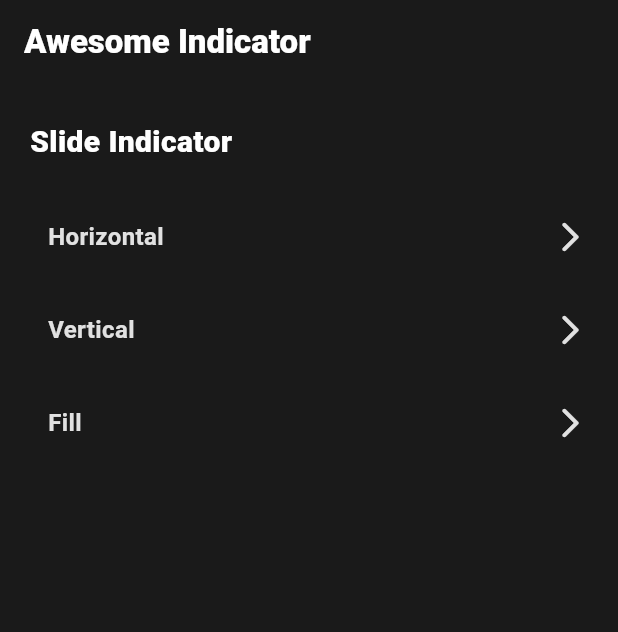
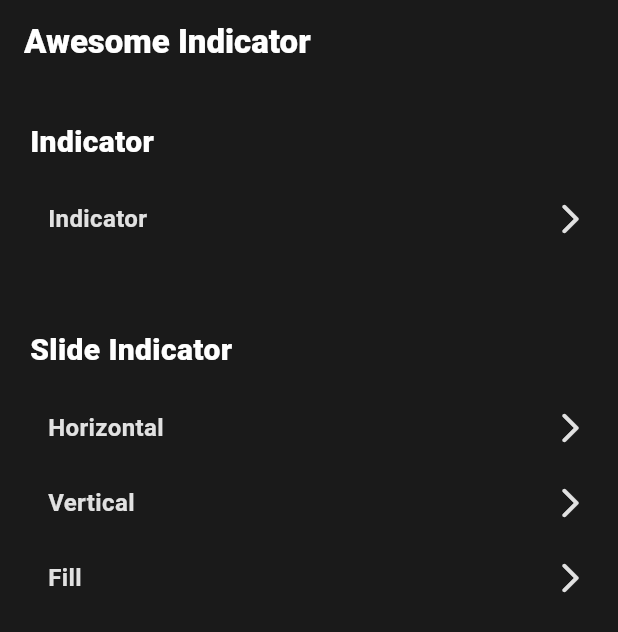
Before and after one commit to boglbbogl/awesome_indicator, a Flutter app: the screen it shows after launch, on a phone screen of 412 x 824 dp. Shown: the top 632 px of the screen. Run offline on Flutter 3.47's test engine with Material 3 defaults, Android fonts, the phone set to English and light mode, and no system bars.

Commit message:
update sample

```diff
--- a/example/lib/example_page.dart
+++ b/example/lib/example_page.dart
@@ -1,5 +1,6 @@
 import 'package:example/example_awesome_fill_indicator.dart';
 import 'package:example/example_awesome_horizontal_indicator.dart';
+import 'package:example/example_awesome_indicator.dart';
 import 'package:example/example_awesome_vertical_indicator.dart';
 import 'package:flutter/material.dart';
 import 'package:flutter/services.dart';
@@ -24,6 +25,16 @@ class ExamplePage extends StatelessWidget {
       ),
       body: ListView(
         children: [
+          _content(
+            "Indicator",
+            [
+              _button(
+                "Indicator",
+                () => Navigator.of(context).push(MaterialPageRoute(
+                    builder: (_) => const ExampleAwesomeIndicator())),
+              ),
+            ],
+          ),
           _content(
             "Slide Indicator",
             [
@@ -61,7 +72,7 @@ class ExamplePage extends StatelessWidget {
       child: Container(
         height: 50,
         color: Colors.transparent,
-        margin: const EdgeInsets.only(top: 12),
+        margin: const EdgeInsets.only(top: 0),
         padding: const EdgeInsets.only(left: 12),
         child: Row(
           mainAxisAlignment: MainAxisAlignment.spaceBetween,
--- a/lib/awesome_indicator.dart
+++ b/lib/awesome_indicator.dart
@@ -187,7 +187,7 @@ class _AwesomeIndicatorState extends State<AwesomeIndicator> {
             isDebug: widget.isDebug,
           ),
         ),
-      AwesomeIndicatorMode.page => const PageWidget(),
+      AwesomeIndicatorMode.page => PageWidget(),
     };
   }
 }
```
Also changed, not shown: example/lib/example_awesome_indicator.dart (added, +80 -0 lines).
